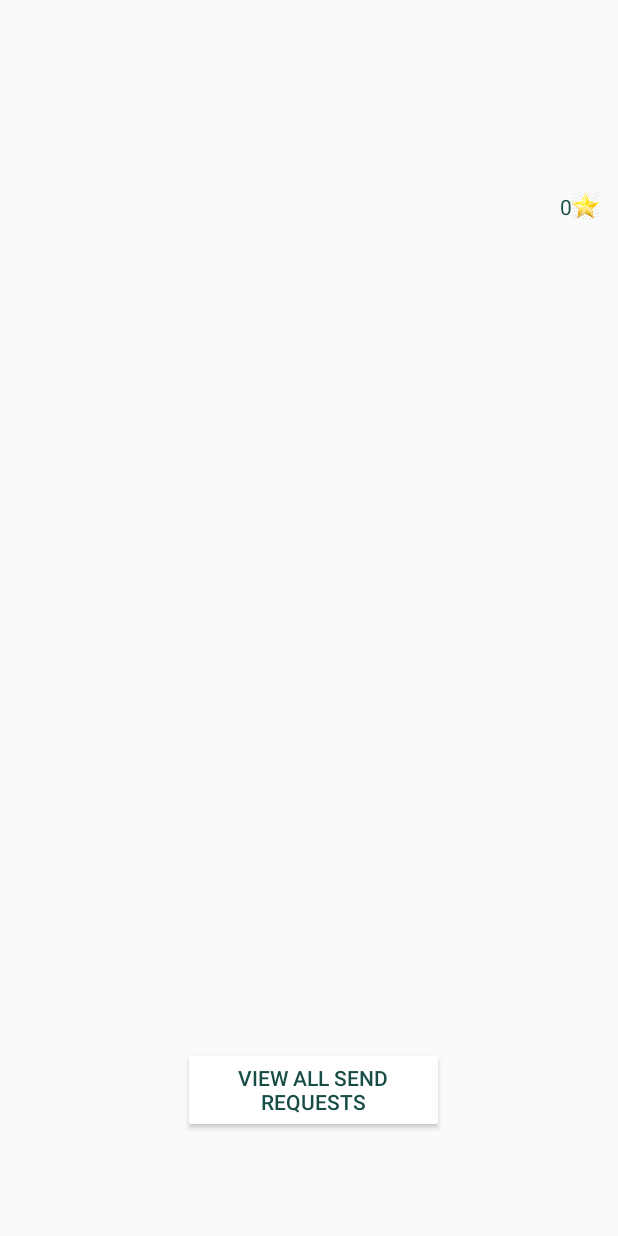
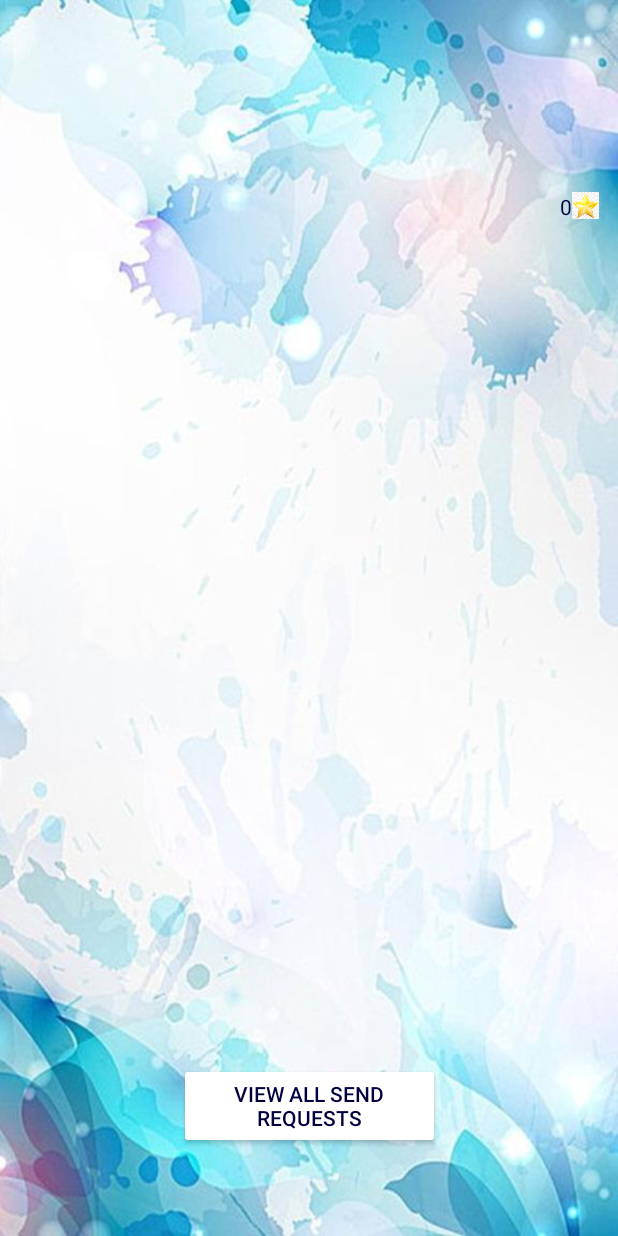
Before and after one commit to HDLLakshan/Maadela, an Android app: the Shop screen opened directly, with no data from a screen before it, on a phone screen of 412 x 824 dp. Run offline under Robolectric (Android 15) with nearby library versions, the phone set to English and light mode, and no system bars; our stand-ins replace Firebase (no records; nobody signed in at launch, a user with empty details on screens opened directly).

Commit message:
complete 90.502

```diff
--- a/app/src/main/java/com/example/maadela/RatingShop.java
+++ b/app/src/main/java/com/example/maadela/RatingShop.java
@@ -99,7 +99,7 @@ public class RatingShop extends AppCompatActivity {
                     req.setStatus( "Rated" );
                     dbref = FirebaseDatabase.getInstance().getReference().child( "Request" ).child( DateShopOpend ).child( id );
                     dbref.setValue( req);
-                    Toast.makeText( getApplicationContext(), "Your Rated is Succesfully", Toast.LENGTH_SHORT ).show();
+                    Toast.makeText( getApplicationContext(), "Thanks for rating", Toast.LENGTH_SHORT ).show();
                 }
             }
 
--- a/app/src/main/res/layout/activity_rating_shop.xml
+++ b/app/src/main/res/layout/activity_rating_shop.xml
@@ -4,6 +4,7 @@
     xmlns:tools="http://schemas.android.com/tools"
     android:layout_width="match_parent"
     android:layout_height="match_parent"
+    android:background="@drawable/bci1"
     tools:context=".RatingShop">
 
     <RatingBar
--- a/app/src/main/res/layout/activity_send_request.xml
+++ b/app/src/main/res/layout/activity_send_request.xml
@@ -4,6 +4,7 @@
     xmlns:tools="http://schemas.android.com/tools"
     android:layout_width="match_parent"
     android:layout_height="match_parent"
+    android:background="@drawable/bci1"
     tools:context=".SendRequest">
 
     <TextView
--- a/app/src/main/res/layout/activity_shop.xml
+++ b/app/src/main/res/layout/activity_shop.xml
@@ -4,6 +4,7 @@
     xmlns:tools="http://schemas.android.com/tools"
     android:layout_width="match_parent"
     android:layout_height="match_parent"
+    android:background="@drawable/bci1"
     tools:context=".Shop">
 
     <Button
@@ -11,17 +12,15 @@
         style="@style/Widget.AppCompat.Button.Colored"
         android:layout_width="174dp"
         android:layout_height="57dp"
-        android:layout_marginEnd="116dp"
+        android:gravity="center"
         android:onClick="gonotification"
         android:text="View All Send Requests"
         android:theme="@style/AppTheme.Button"
-        android:gravity="center"
         app:layout_constraintBottom_toBottomOf="parent"
         app:layout_constraintEnd_toEndOf="parent"
-        app:layout_constraintHorizontal_bias="1.0"
         app:layout_constraintStart_toStartOf="parent"
         app:layout_constraintTop_toTopOf="parent"
-        app:layout_constraintVertical_bias="0.91" />
+        app:layout_constraintVertical_bias="0.924" />
 
     <ImageView
         android:id="@+id/imageView2"
@@ -37,8 +36,8 @@
 
     <TextView
         android:id="@+id/header"
-        android:layout_width="257dp"
-        android:layout_height="52dp"
+        android:layout_width="265dp"
+        android:layout_height="82dp"
         android:layout_marginTop="48dp"
         android:gravity="center"
         android:text="My Shop"
@@ -57,7 +56,7 @@
         app:layout_constraintHorizontal_bias="0.492"
         app:layout_constraintStart_toStartOf="parent"
         app:layout_constraintTop_toBottomOf="@+id/header"
-        app:layout_constraintVertical_bias="0.275" >
+        app:layout_constraintVertical_bias="0.048">
 
     </ListView>
 
--- a/app/src/main/res/values/colors.xml
+++ b/app/src/main/res/values/colors.xml
@@ -1,6 +1,6 @@
 <?xml version="1.0" encoding="utf-8"?>
 <resources>
-    <color name="colorPrimary">#184D47</color>
+    <color name="colorPrimary">#00003F</color>
     <color name="colorPrimaryDark">#00574B</color>
     <color name="colorAccent">#C5C5C5</color>
     <color name="white">#FFFFFF</color>
```
